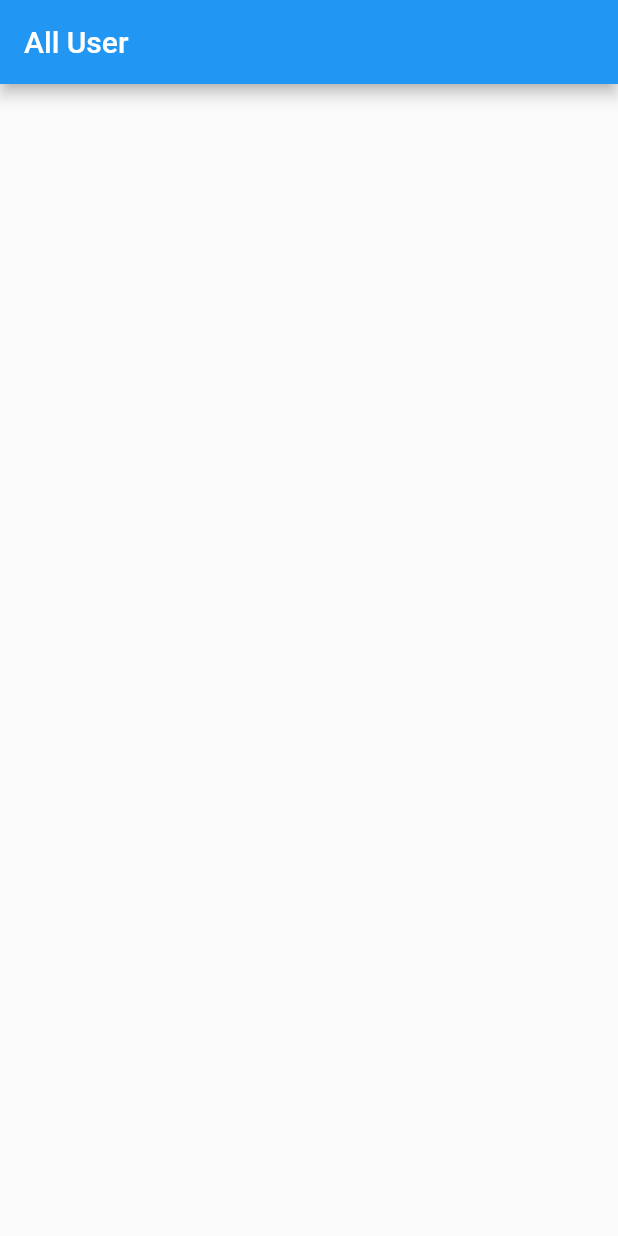
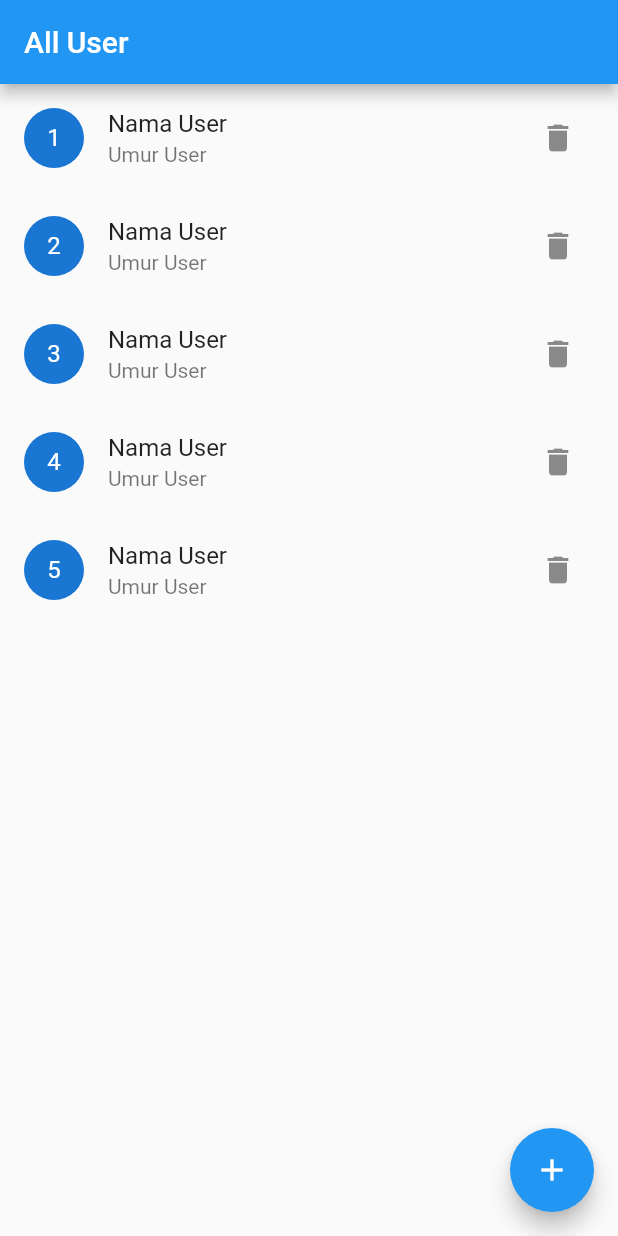
Before and after one commit to iftikharfadjar/flutter-bloc, a Flutter app: the screen it shows after launch, on a phone screen of 412 x 824 dp. Run offline on Flutter 3.47's test engine with Material 2 defaults, Android fonts, the phone set to English and light mode, and no system bars; our stand-ins replace flutter_bloc.

Commit message:
Add page of edit and add user

```diff
--- a/lib/app.dart
+++ b/lib/app.dart
@@ -1,6 +1,6 @@
 import 'package:bloc1/pages/home/home.dart';
 import 'package:flutter/material.dart';
-import 'package:flutter_bloc/flutter_bloc.dart';
+import './bloc/export.dart';
 
 class App extends StatelessWidget {
   /// {@macro app}
@@ -8,7 +8,10 @@ class App extends StatelessWidget {
 
   @override
   Widget build(BuildContext context) {
-    return MultiBlocProvider(providers: [], child: AppView());
+    return AppView();
+    // return MultiBlocProvider(providers: [
+    //   // BlocProvider(create : (context) => )
+    // ], child: AppView());
   }
 }
 
--- /dev/null
+++ b/lib/bloc/export.dart
@@ -0,0 +1,3 @@
+export 'package:flutter_bloc/flutter_bloc.dart';
+
+export './user/user_bloc.dart';
--- a/lib/pages/home/home.dart
+++ b/lib/pages/home/home.dart
@@ -1,4 +1,6 @@
+import '../user/edit.dart';
 import 'package:flutter/material.dart';
+import '../user/add.dart';
 
 class HomePage extends StatelessWidget {
   const HomePage({Key? key}) : super(key: key);
@@ -7,6 +9,29 @@ class HomePage extends StatelessWidget {
   Widget build(BuildContext context) {
     return Scaffold(
       appBar: AppBar(title: Text("All User")),
+      body: ListView.builder(
+          itemCount: 5,
+          itemBuilder: (context, index) {
+            return ListTile(
+              onTap: () {
+                Navigator.push(context,
+                    MaterialPageRoute(builder: (context) => EditPage()));
+              },
+              leading: CircleAvatar(
+                child: Text(("${index + 1}")),
+              ),
+              title: Text("Nama User"),
+              subtitle: Text("Umur User"),
+              trailing: IconButton(onPressed: () {}, icon: Icon(Icons.delete)),
+            );
+          }),
+      floatingActionButton: FloatingActionButton(
+        child: Icon(Icons.add),
+        onPressed: () {
+          Navigator.push(
+              context, MaterialPageRoute(builder: (context) => AddPage()));
+        },
+      ),
     );
   }
 }
```
Also changed, not shown: lib/pages/user/add.dart (added, +31 -0 lines), lib/pages/user/edit.dart (added, +31 -0 lines), lib/bloc/user/user_bloc.dart (added), lib/bloc/user/user_event.dart (added), lib/bloc/user/user_state.dart (added).
